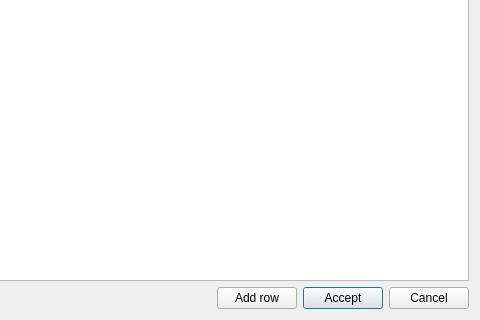
Giswater/giswater_qgis_plugin, file ui/basic_table.ui: the form before one commit; both pictures show x 86 to 566 and y 123 to 443 of the 566 by 443 pixel window.
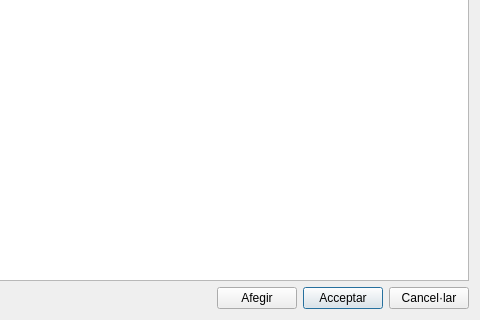
The form after the commit.

Commit message: Minor translation on some forms

Diff of the .ui file:
```diff
--- a/ui/basic_table.ui
+++ b/ui/basic_table.ui
@@ -33,21 +33,21 @@
    <item row="1" column="2">
     <widget class="QPushButton" name="btn_accept">
      <property name="text">
-      <string>Accept</string>
+      <string>Acceptar</string>
      </property>
     </widget>
    </item>
    <item row="1" column="3">
     <widget class="QPushButton" name="btn_cancel">
      <property name="text">
-      <string>Cancel</string>
+      <string>Cancel·lar</string>
      </property>
     </widget>
    </item>
    <item row="1" column="1">
     <widget class="QPushButton" name="btn_add_row">
      <property name="text">
-      <string>Add row</string>
+      <string>Afegir</string>
      </property>
     </widget>
    </item>
```
The commit also changes 3 other files.
